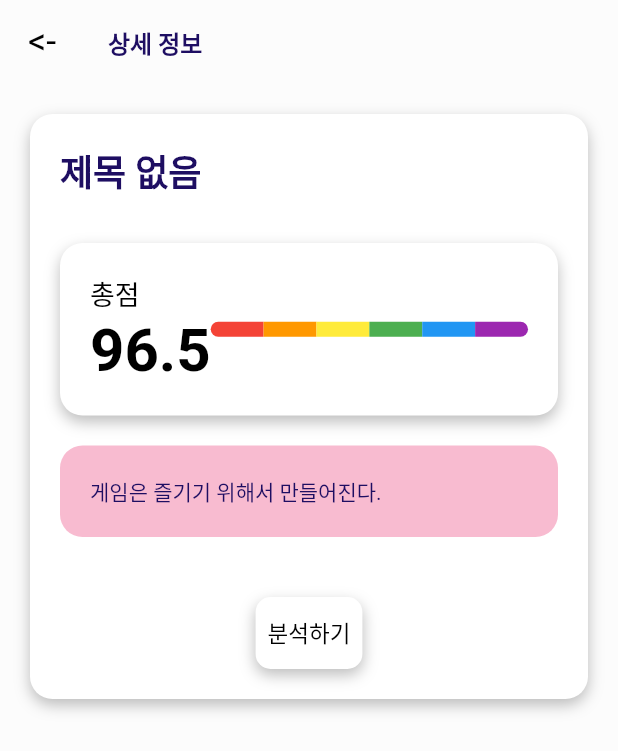
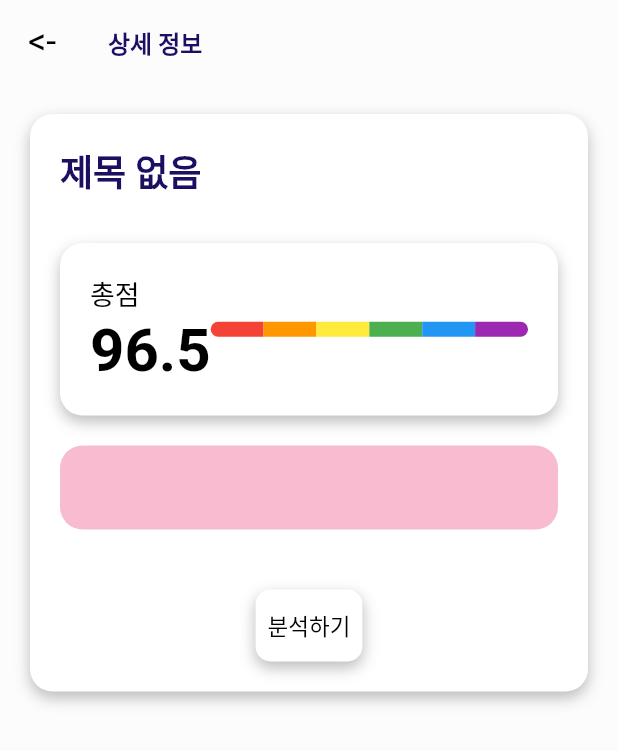
Before and after one commit to in-up/hackathon-pitches, a Flutter app: the Detail screen opened by its route, on a phone screen of 412 x 824 dp. Shown: the top 751 px of the screen. Run offline on Flutter 3.47's test engine with Material 3 defaults, Android fonts, the phone set to English and light mode, and no system bars; our stand-ins replace flutter_markdown, flutter_riverpod, hive, hive_flutter, speech_to_text; missing offline and left inert: dart:html; accounts and stored records are empty; Roboto replaces fonts that are missing (Pretendard).

Commit message:
fix: add attributes

```diff
--- a/lib/app/detail.dart
+++ b/lib/app/detail.dart
@@ -17,11 +17,15 @@ class Detail extends StatefulWidget {
   final String? id;
   final String? title; // 제목
   final String? time; // 시간
+  final String? description;
+  final bool? favorite;
 
   Detail({
     this.id,
     this.title,
-    this.time, String? content,
+    this.time,
+    this.description,
+    this.favorite,
   });
 
   @override
@@ -184,7 +188,7 @@ class _DetailState extends State<Detail> {
                     Container(
                       width: double.infinity, // 가로 길이를 최대화
                       child: Text(
-                        "게임은 즐기기 위해서 만들어진다.",
+                        widget.description ?? '',
                         style: TextStyle(fontSize: 14),
                       ),
                     ),
--- a/lib/components/files.dart
+++ b/lib/components/files.dart
@@ -1,6 +1,7 @@
 import 'package:flutter/material.dart';
 import 'package:hive/hive.dart';
 import 'package:intl/intl.dart'; // 날짜 포맷을 위한 패키지 추가
+import 'package:pitches/app/filelist.dart';
 import '../app/detail.dart';
 import '../app/markdown.dart';
 
@@ -37,6 +38,8 @@ class _FileListState extends State<FileList> {
         'title': file['title'],
         'timestamp': file['timestamp'],
         'favorite': file['favorite'],
+        'description' : file['description'],
+        'id' : file['id']
       };
     }).toList();
 
@@ -77,6 +80,9 @@ class _FileListState extends State<FileList> {
                 builder: (context) => Detail(
                   title: files[index]['title'], // title 전달
                   time: _relativeTime(files[index]['timestamp']), // 상대 시간 전달
+                  description: files[index]['description'],
+                  id: files[index]['id'],
+                  favorite: files[index]['favorite']
                 ),
               ),
             );
```
